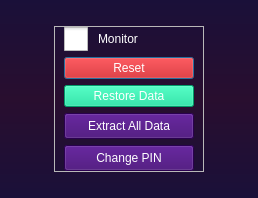
Qt form Designer/ParentalSetting.ui (Soon156/AlignPosition) before a commit.
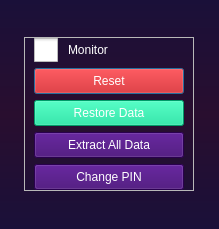
The same form after that commit. Icons and pictures are not drawn.

Patch:
```diff
--- a/Designer/ParentalSetting.ui
+++ b/Designer/ParentalSetting.ui
@@ -6,8 +6,8 @@
    <rect>
     <x>0</x>
     <y>0</y>
-    <width>258</width>
-    <height>198</height>
+    <width>219</width>
+    <height>229</height>
    </rect>
   </property>
   <property name="windowTitle">
@@ -19,6 +19,10 @@
   </property>
   <property name="styleSheet">
    <string notr="true">#Dialog {background-color: qlineargradient(x1:0 y1:0, x2:0 y2:1, stop:0 rgb(26, 16, 57), stop:0.5 rgb(41, 14, 47), stop:1 rgb(26, 16, 57))}
+
+QPushButton{
+padding: 5px 20px 5px 20px;
+}
 </string>
   </property>
   <layout class="QVBoxLayout" name="verticalLayout">
@@ -77,7 +81,7 @@
        <widget class="QPushButton" name="reset_parental_btn">
         <property name="minimumSize">
          <size>
-          <width>130</width>
+          <width>150</width>
           <height>0</height>
          </size>
         </property>
@@ -102,7 +106,7 @@
         </property>
         <property name="minimumSize">
          <size>
-          <width>130</width>
+          <width>150</width>
           <height>0</height>
          </size>
         </property>
@@ -120,7 +124,7 @@
        <widget class="QPushButton" name="exct_data_btn">
         <property name="minimumSize">
          <size>
-          <width>130</width>
+          <width>150</width>
           <height>0</height>
          </size>
         </property>
@@ -143,7 +147,7 @@
        <widget class="QPushButton" name="changePIN_btn">
         <property name="minimumSize">
          <size>
-          <width>130</width>
+          <width>150</width>
           <height>0</height>
          </size>
         </property>
```
